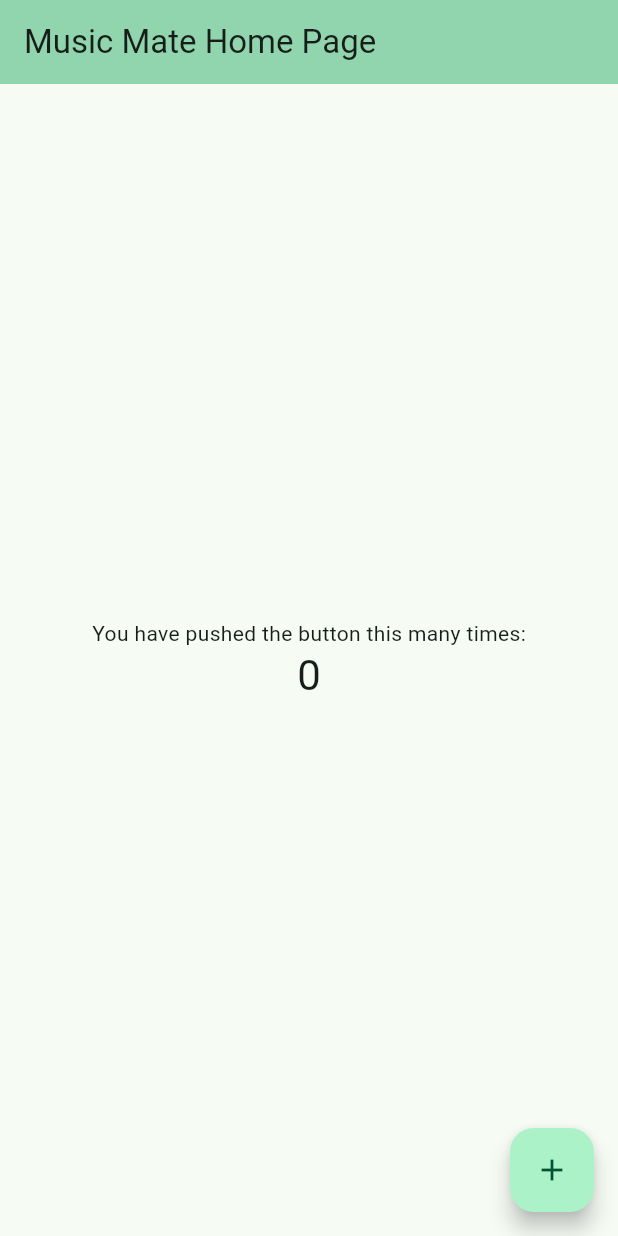
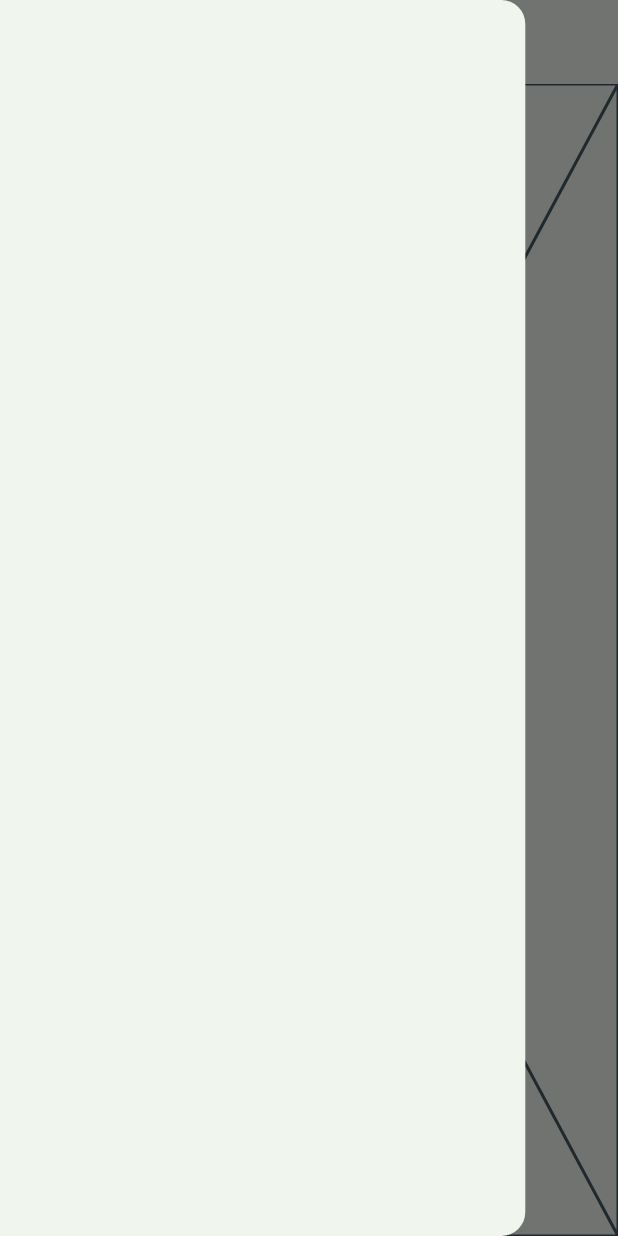
Before and after one commit to Ragnaric/MusicMate, a Flutter app: the screen it shows after launch, with the side drawer open (before the commit the screen has no drawer), on a phone screen of 412 x 824 dp. Run offline on Flutter 3.47's test engine with Material 3 defaults, Android fonts, the phone set to English and light mode, and no system bars; our stand-ins replace bloc, equatable.

Commit message:
Create common directory for custom widgets; create custom appbar and drawer widgets; install packages required for bloc state management.

```diff
--- a/lib/app.dart
+++ b/lib/app.dart
@@ -1,4 +1,5 @@
 import 'package:flutter/material.dart';
+import 'package:music_mate/common/common.dart';
 
 class MusicMate extends StatelessWidget {
   const MusicMate({super.key});
@@ -11,55 +12,20 @@ class MusicMate extends StatelessWidget {
         colorScheme: ColorScheme.fromSeed(seedColor: Colors.greenAccent),
         useMaterial3: true,
       ),
-      home: const MusicMateView(title: 'Music Mate Home Page'),
+      home: const MusicMateView(),
     );
   }
 }
 
-class MusicMateView extends StatefulWidget {
-  const MusicMateView({super.key, required this.title});
-
-  final String title;
-
-  @override
-  State<MusicMateView> createState() => _MusicMateViewState();
-}
-
-class _MusicMateViewState extends State<MusicMateView> {
-  int _counter = 0;
-
-  void _incrementCounter() {
-    setState(() {
-      _counter++;
-    });
-  }
+class MusicMateView extends StatelessWidget {
+  const MusicMateView({super.key});
 
   @override
   Widget build(BuildContext context) {
-    return Scaffold(
-      appBar: AppBar(
-        backgroundColor: Theme.of(context).colorScheme.inversePrimary,
-        title: Text(widget.title),
-      ),
-      body: Center(
-        child: Column(
-          mainAxisAlignment: MainAxisAlignment.center,
-          children: <Widget>[
-            const Text(
-              'You have pushed the button this many times:',
-            ),
-            Text(
-              '$_counter',
-              style: Theme.of(context).textTheme.headlineMedium,
-            ),
-          ],
-        ),
-      ),
-      floatingActionButton: FloatingActionButton(
-        onPressed: _incrementCounter,
-        tooltip: 'Increment',
-        child: const Icon(Icons.add),
-      ),
+    return const Scaffold(
+      drawer: CDrawer(),
+      appBar: CAppBar(title: 'Music Mate'),
+      body: Placeholder(),
     );
   }
 }
--- /dev/null
+++ b/lib/authentication/authentication_event.dart
@@ -0,0 +1,5 @@
+part of 'authentication_bloc.dart';
+
+sealed class AuthenticationEvent extends Equatable {
+  const AuthenticationEvent();
+}
--- /dev/null
+++ b/lib/common/app_bar.dart
@@ -0,0 +1,32 @@
+import 'package:flutter/material.dart';
+import 'package:music_mate/utils/utils.dart';
+
+class CAppBar extends StatelessWidget implements PreferredSizeWidget {
+  final String title;
+  final String? subtitle;
+
+  const CAppBar({
+    super.key,
+    required this.title,
+    this.subtitle
+  });
+
+  @override
+  Widget build(BuildContext context) {
+    return AppBar(
+      leading: IconButton(
+        onPressed: () {
+          ScreenUtils.openDrawer(context);
+        },
+        icon: const Icon(
+          Icons.menu
+        ),
+      ),
+      title: Text(title),
+    );
+  }
+
+  @override
+  Size get preferredSize => const Size.fromHeight(kToolbarHeight);
+
+}
--- /dev/null
+++ b/lib/common/common.dart
@@ -0,0 +1,2 @@
+export 'app_bar.dart';
+export 'drawer.dart';
--- /dev/null
+++ b/lib/common/drawer.dart
@@ -0,0 +1,15 @@
+import 'package:flutter/material.dart';
+import 'package:music_mate/utils/utils.dart';
+
+class CDrawer extends StatelessWidget {
+  const CDrawer({super.key});
+
+  @override
+  Widget build(BuildContext context) {
+    return SafeArea(
+      child: Drawer(
+        width: ScreenUtils.screenWidth(context) * .85,
+      )
+    );
+  }
+}
--- a/lib/data/authentication/auth_endpoints.dart
+++ b/lib/data/authentication/auth_endpoints.dart
@@ -1,6 +1,4 @@
 class AuthEndpoints {
-  AuthEndpoints._();
-
   // Mock authentication endpoints for the time being.
   // Might not need if using firebase.
   static String baseUrl = 'base url';
--- a/pubspec.yaml
+++ b/pubspec.yaml
@@ -36,6 +36,8 @@ dependencies:
   # Use with the CupertinoIcons class for iOS style icons.
   cupertino_icons: ^1.0.8
   http: ^1.2.2
+  equatable: ^2.0.5
+  bloc: ^8.1.4
 
 dev_dependencies:
   flutter_test:
```
Also changed, not shown: lib/authentication/authentication_bloc.dart (added, +13 -0 lines), lib/authentication/authentication_state.dart (added, +10 -0 lines), lib/utils/functions/function_utils.dart (+8 -0 lines), pubspec.lock.
